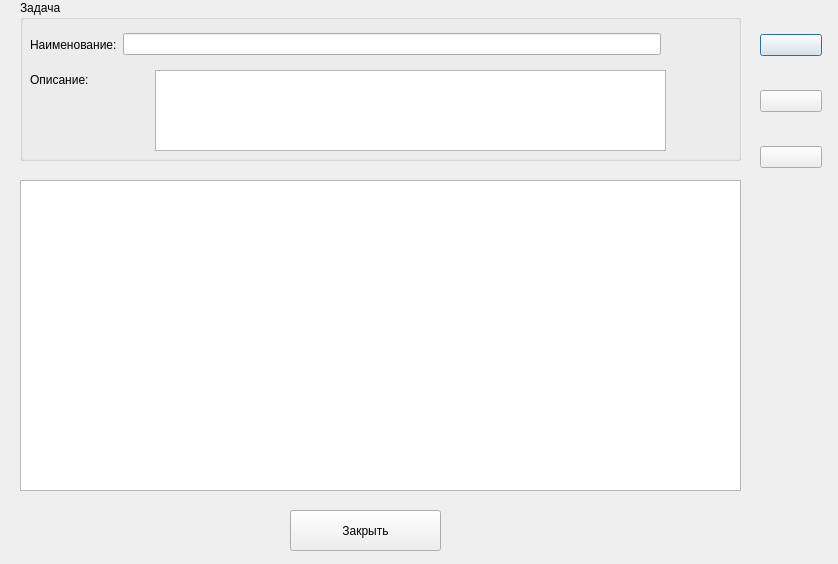
Before: the Qt Designer form TasksAccounting/worksdialog.ui in MishIvan/UbuntuProjects, drawn with Qt 5.
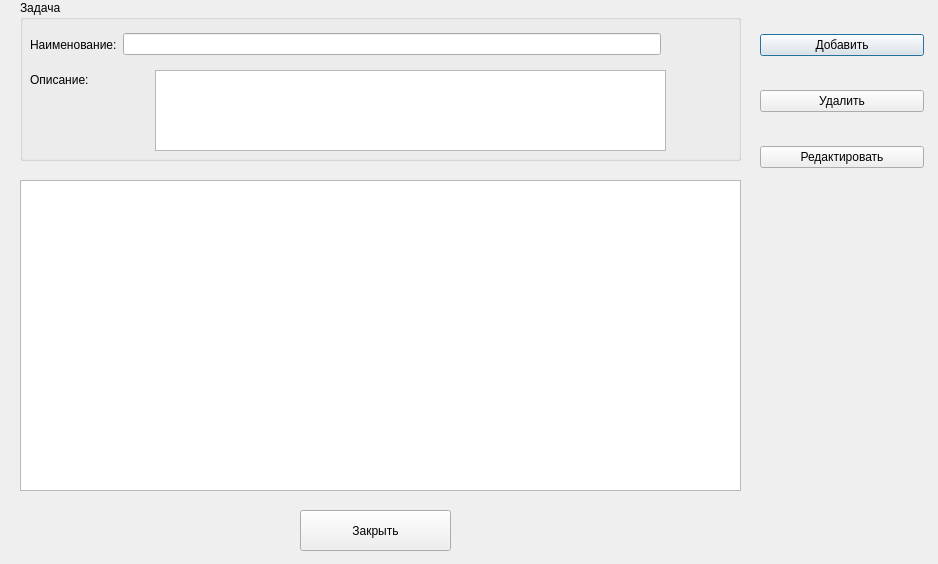
After: the same form once the commit is applied. Icons and pictures are not drawn.

Patch:
```diff
--- a/TasksAccounting/worksdialog.ui
+++ b/TasksAccounting/worksdialog.ui
@@ -6,10 +6,28 @@
    <rect>
     <x>0</x>
     <y>0</y>
-    <width>838</width>
+    <width>938</width>
     <height>564</height>
    </rect>
   </property>
+  <property name="sizePolicy">
+   <sizepolicy hsizetype="Preferred" vsizetype="Preferred">
+    <horstretch>0</horstretch>
+    <verstretch>0</verstretch>
+   </sizepolicy>
+  </property>
+  <property name="minimumSize">
+   <size>
+    <width>938</width>
+    <height>564</height>
+   </size>
+  </property>
+  <property name="maximumSize">
+   <size>
+    <width>938</width>
+    <height>564</height>
+   </size>
+  </property>
   <property name="windowTitle">
    <string>Работы по задаче</string>
   </property>
@@ -37,7 +55,7 @@
     <rect>
      <x>760</x>
      <y>10</y>
-     <width>62</width>
+     <width>164</width>
      <height>184</height>
     </rect>
    </property>
@@ -51,7 +69,7 @@
        <string>Добавить работу</string>
       </property>
       <property name="text">
-       <string/>
+       <string>Добавить</string>
       </property>
       <property name="icon">
        <iconset resource="MainResource.qrc">
@@ -59,8 +77,8 @@
       </property>
       <property name="iconSize">
        <size>
-        <width>48</width>
-        <height>48</height>
+        <width>36</width>
+        <height>36</height>
        </size>
       </property>
      </widget>
@@ -71,7 +89,7 @@
        <string>Удалить работу</string>
       </property>
       <property name="text">
-       <string/>
+       <string>Удалить</string>
       </property>
       <property name="icon">
        <iconset resource="MainResource.qrc">
@@ -79,8 +97,8 @@
       </property>
       <property name="iconSize">
        <size>
-        <width>48</width>
-        <height>48</height>
+        <width>36</width>
+        <height>36</height>
        </size>
       </property>
      </widget>
@@ -91,7 +109,7 @@
        <string>Изменить работу</string>
       </property>
       <property name="text">
-       <string/>
+       <string>Редактировать</string>
       </property>
       <property name="icon">
        <iconset resource="MainResource.qrc">
@@ -99,8 +117,8 @@
       </property>
       <property name="iconSize">
        <size>
-        <width>48</width>
-        <height>48</height>
+        <width>36</width>
+        <height>36</height>
        </size>
       </property>
      </widget>
@@ -175,7 +193,7 @@
   <widget class="QPushButton" name="closeButton">
    <property name="geometry">
     <rect>
-     <x>290</x>
+     <x>300</x>
      <y>510</y>
      <width>151</width>
      <height>41</height>
```
